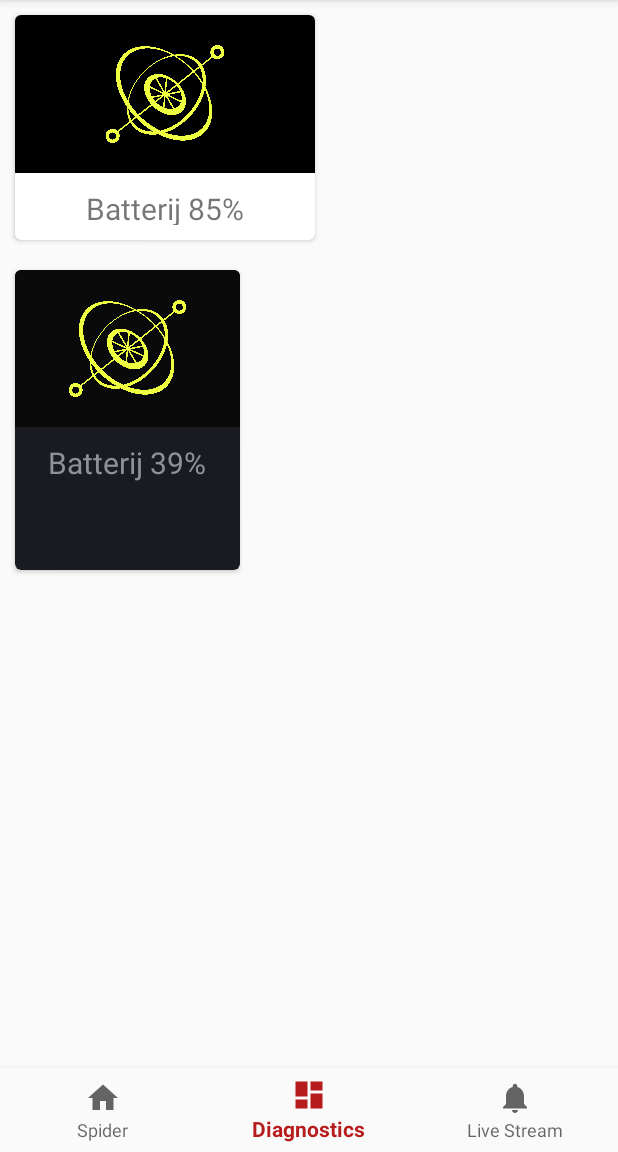
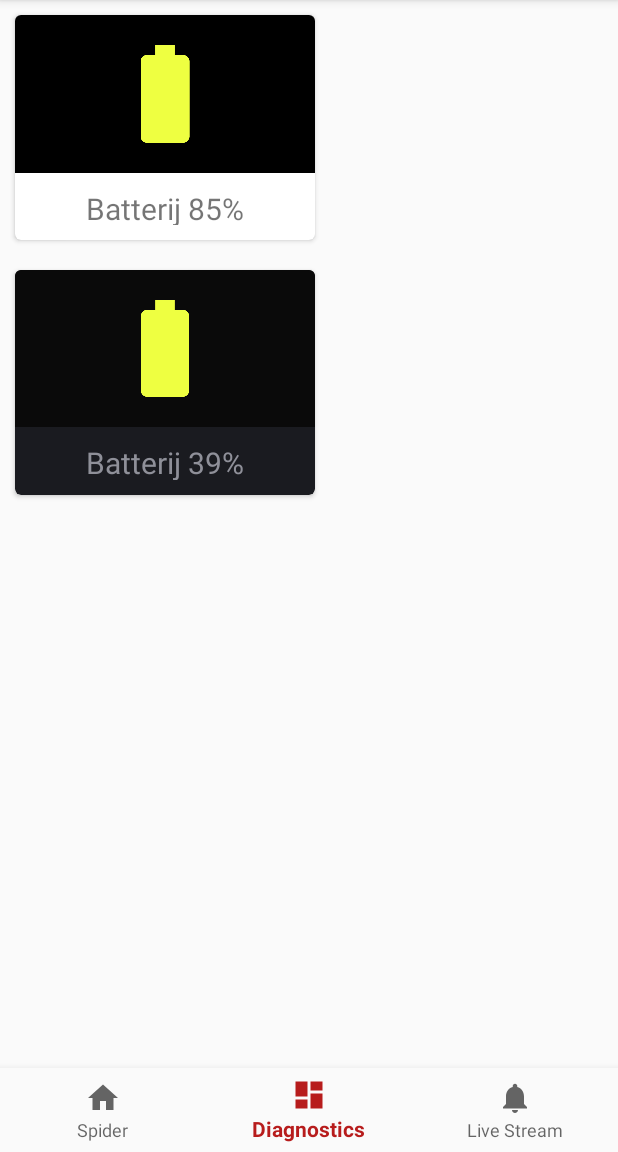
Before and after one commit to RuurdBijlsma/KnightSpider-App, an Android app: the screen it shows after launch (MainActivity), on a phone screen of 412 x 824 dp, the part 84-1236 px from its top. Run offline under Robolectric (Android 15) with nearby library versions, the phone set to English and light mode, and no system bars.

Commit message:
fixed switched witdh ,height

```diff
--- a/app/src/main/java/nl/nhl/knightspider/InfoCard.java
+++ b/app/src/main/java/nl/nhl/knightspider/InfoCard.java
@@ -24,7 +24,7 @@ public class InfoCard extends CardView {
         super(context);
     }
 
-    public InfoCard(Context context, int colorId, int iconId, int height, int width) {
+    public InfoCard(Context context, int colorId, int iconId, int width, int height) {
         super(context);
 
         int margin = dpToPx(10);
@@ -34,11 +34,11 @@ public class InfoCard extends CardView {
         setForegroundGravity(Gravity.CENTER);
         setRadius(dpToPx(4));
 
-        LinearLayout.LayoutParams lp = new LinearLayout.LayoutParams(dpToPx(height), dpToPx(width));
+        LinearLayout.LayoutParams lp = new LinearLayout.LayoutParams(dpToPx(width), dpToPx(height));
         lp.setMargins(margin, margin, margin, margin);
         setLayoutParams(lp);
 
-        layout = new LinearLayout(context);
+        LinearLayout layout = new LinearLayout(context);
         layout.setOrientation(LinearLayout.VERTICAL);
 
         textView = new TextView(context);
@@ -57,7 +57,6 @@ public class InfoCard extends CardView {
         addView(layout);
     }
 
-    private LinearLayout layout;
     private TextView textView;
     private ImageView imageView;
 
--- a/app/src/main/java/nl/nhl/knightspider/MainActivity.java
+++ b/app/src/main/java/nl/nhl/knightspider/MainActivity.java
@@ -145,7 +145,7 @@ public class MainActivity extends AppCompatActivity {
 //        fillDiagnosticsLayout();
         LinearLayout jojo = (LinearLayout) findViewById(R.id.jojo);
 
-        InfoCard infoCard = new InfoCard(getApplicationContext(), Color.argb(255, 10, 10, 10), R.drawable.gyroicon, 150, 200);
+        InfoCard infoCard = new InfoCard(getApplicationContext(), Color.argb(255, 10, 10, 10), R.drawable.batteryicon, 200, 150);
         infoCard.setText("Batterij 39%");
 
         jojo.addView(infoCard);
--- a/app/src/main/res/layout/activity_main.xml
+++ b/app/src/main/res/layout/activity_main.xml
@@ -62,7 +62,7 @@
                             android:layout_height="105dp"
                             android:background="@android:color/background_dark"
                             android:padding="20dp"
-                            app:srcCompat="@drawable/gyroicon" />
+                            app:srcCompat="@drawable/batteryicon" />
 
                         <TextView
                             android:id="@+id/textView"
```
